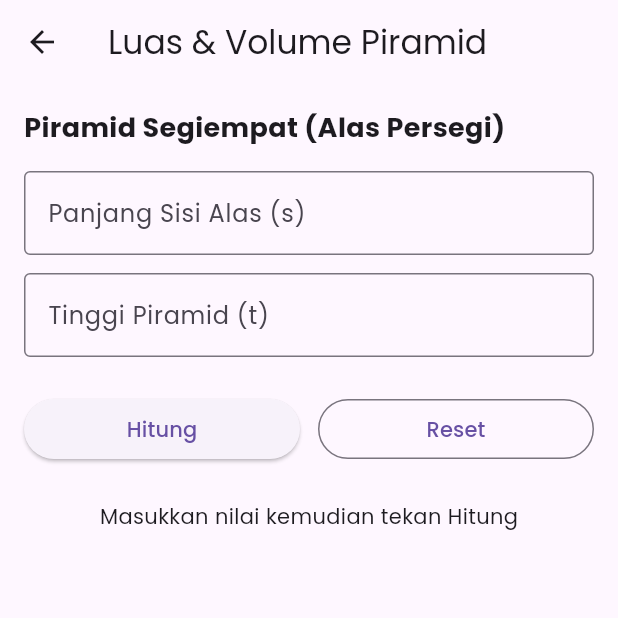
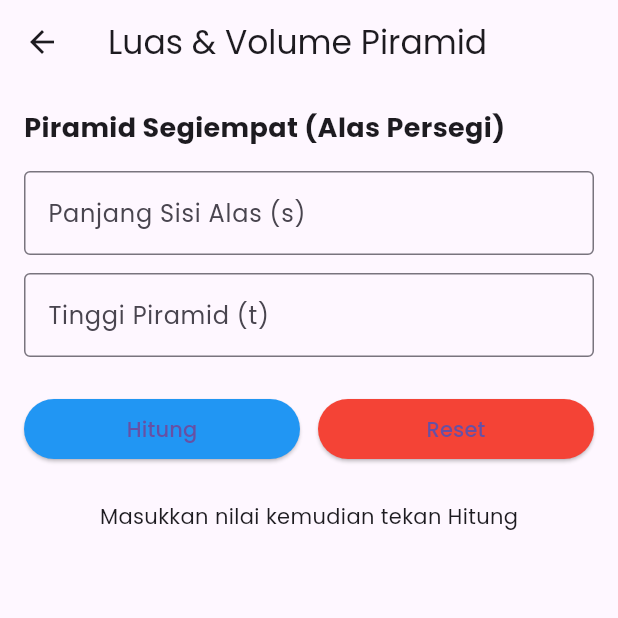
Before and after one commit to gogopowercoding/TeknoMobile_086_092_097_108, a Flutter app: the PiramidPage screen opened directly, on a phone screen of 412 x 824 dp, the top half of it. Run offline on Flutter 3.47's test engine with Material 3 defaults, Android fonts, the phone set to English and light mode, and no system bars; our stand-ins replace decimal, google_fonts.

Commit message:
update final

```diff
--- a/lib/screen/ganjil_genap_page.dart
+++ b/lib/screen/ganjil_genap_page.dart
@@ -26,7 +26,7 @@ class _GanjilGenapPageState extends State<GanjilGenapPage> {
 
     // ERROR 2: jika bukan angka
     if (angka == null) {
-      tampilkanError("Input harus berupa angka");
+      tampilkanError("Input harus berupa bilangan bulat");
       return;
     }
 
@@ -87,6 +87,9 @@ class _GanjilGenapPageState extends State<GanjilGenapPage> {
             const SizedBox(height: 20),
 
             ElevatedButton(
+              style: ElevatedButton.styleFrom(
+                backgroundColor: Colors.blue,
+              ),
               onPressed: cekBilangan,
               child: const Text("Cek Bilangan"),
             ),
--- a/lib/screen/piramid_page.dart
+++ b/lib/screen/piramid_page.dart
@@ -120,13 +120,19 @@ class _PiramidPageState extends State<PiramidPage> {
                 children: [
                   Expanded(
                     child: ElevatedButton(
+                      style: ElevatedButton.styleFrom(
+                        backgroundColor: Colors.blue,
+                      ),
                       onPressed: _hitung,
                       child: const Text('Hitung'),
                     ),
                   ),
                   const SizedBox(width: 12),
                   Expanded(
-                    child: OutlinedButton(
+                    child: ElevatedButton(
+                      style: ElevatedButton.styleFrom(
+                        backgroundColor: Colors.red,
+                      ),
                       onPressed: _reset,
                       child: const Text('Reset'),
                     ),
```
Also changed, not shown: lib/screen/dashboard_page.dart (+37 -0 lines), lib/screen/konversitanggalhijriah_page.dart (+9 -3 lines).
